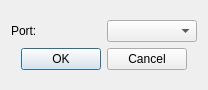
Qt form ESP32tool/serialportsettings.ui (piokac/summerschoolESP32) before a commit.
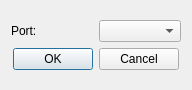
The same form after that commit. Icons and pictures are not drawn.

The edit to the form file:
```diff
--- a/ESP32tool/serialportsettings.ui
+++ b/ESP32tool/serialportsettings.ui
@@ -6,7 +6,7 @@
    <rect>
     <x>0</x>
     <y>0</y>
-    <width>208</width>
+    <width>192</width>
     <height>90</height>
    </rect>
   </property>
```
